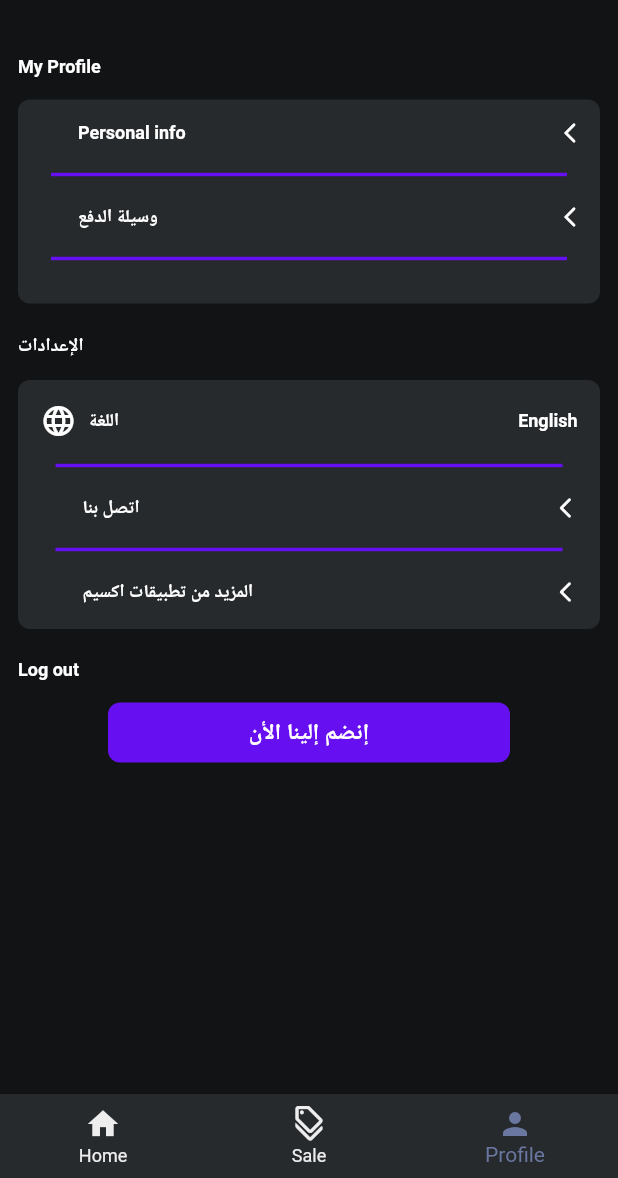
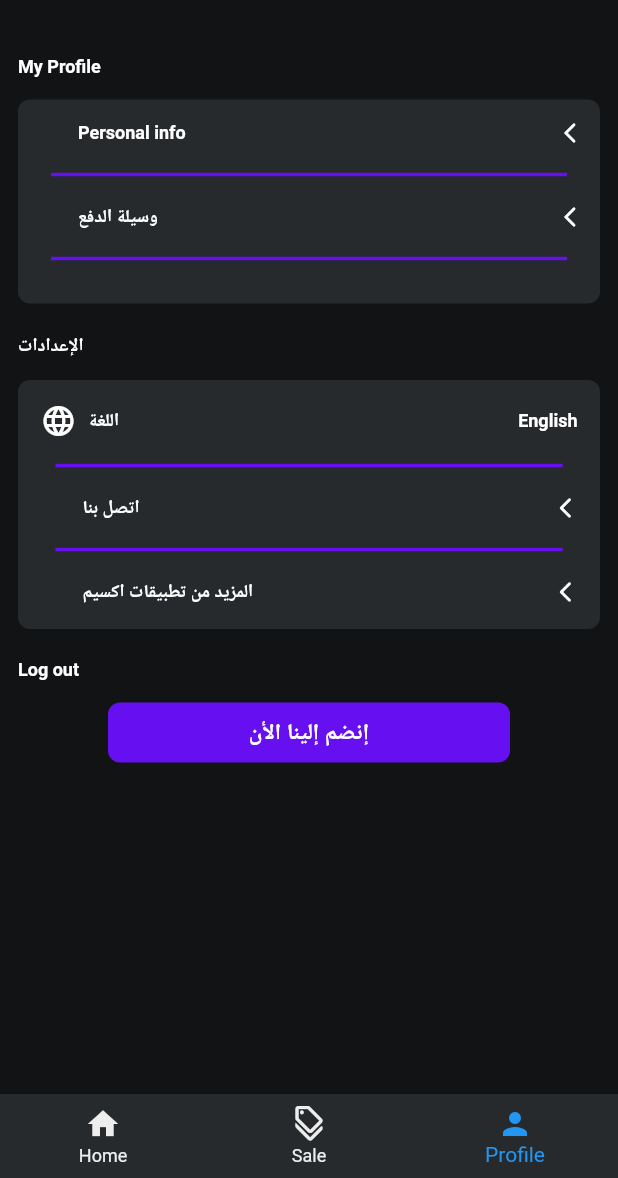
Before and after one commit to Mohamed-Ash/mo_hany_sotre, a Flutter app: the AppPageLayout screen opened directly, item 3 of the bottom bar chosen, on a phone screen of 412 x 824 dp, the part 58-1236 px from its top. Run offline on Flutter 3.47's test engine with Material 2 defaults, Android fonts, the phone set to English and light mode, and no system bars; our stand-ins replace firebase_core, flutter_bloc, image_picker; missing offline and left inert: image_preview; accounts and stored records are empty; network calls fail; Roboto replaces fonts that are missing (Montserrat); statements that could not run were skipped.

Commit message:
Update color_theme.dart

```diff
--- a/lib/core/theme/colors/color_theme.dart
+++ b/lib/core/theme/colors/color_theme.dart
@@ -1,8 +1,12 @@
 import 'package:flutter/cupertino.dart';
 
 class ColorTheme{
-  static const Color iconAppBar                                = Color(0xff6a77a0); //const Color(0xff282828),
-  // static const Color darkAppBar                             = Color(0xff282828); //const Color(0xff282828),
+  static const Color selectIconNavBar                          = Color(0xff6a77a0); //const Color(0xff282828),
+  static const Color unSelectIconNavBar                        = Color(0xffCCCCCC);
+  static const Color steam                                     = Color(0xff193446);
+  static const Color textSteam                                 = Color(0xff55C0F4);
+  static const Color rockStar                                  = Color(0xffFFAB00);
+  // static const Color darkAppBar                             = Color(0xff282828);
   static const Color darkAppBar                                = Color(0xff262a2d);
   static const Color darkBackroundPage                         = Color(0xff111315);
   static const Color primary                                   = Color(0xff6610f2);
```
